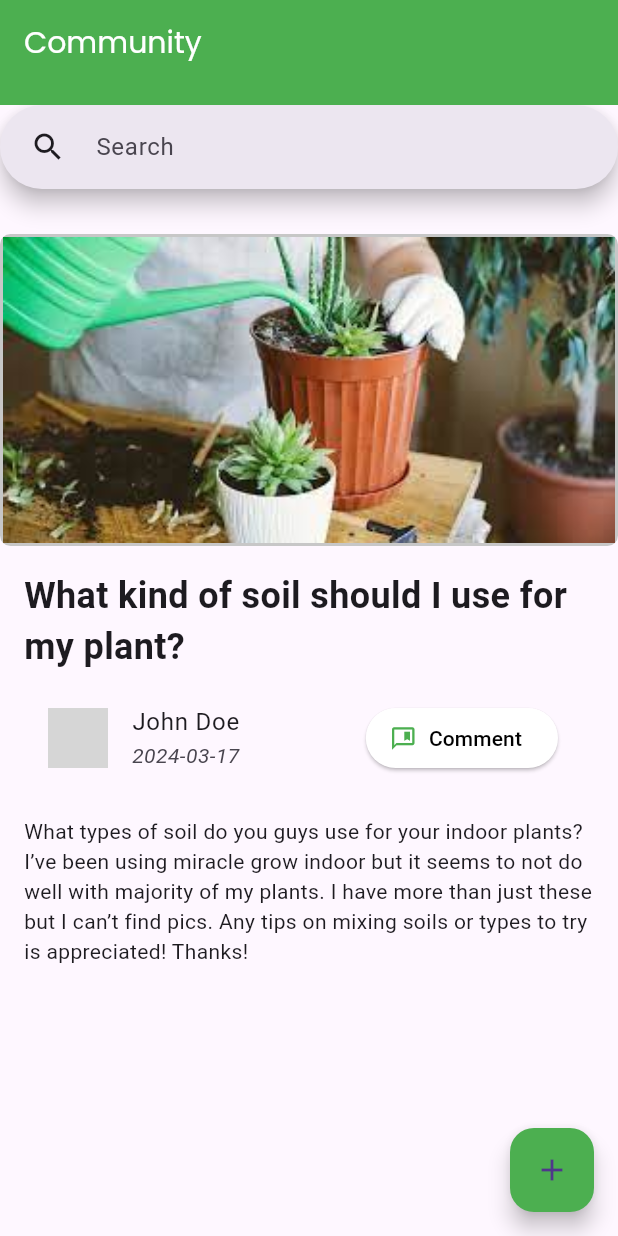
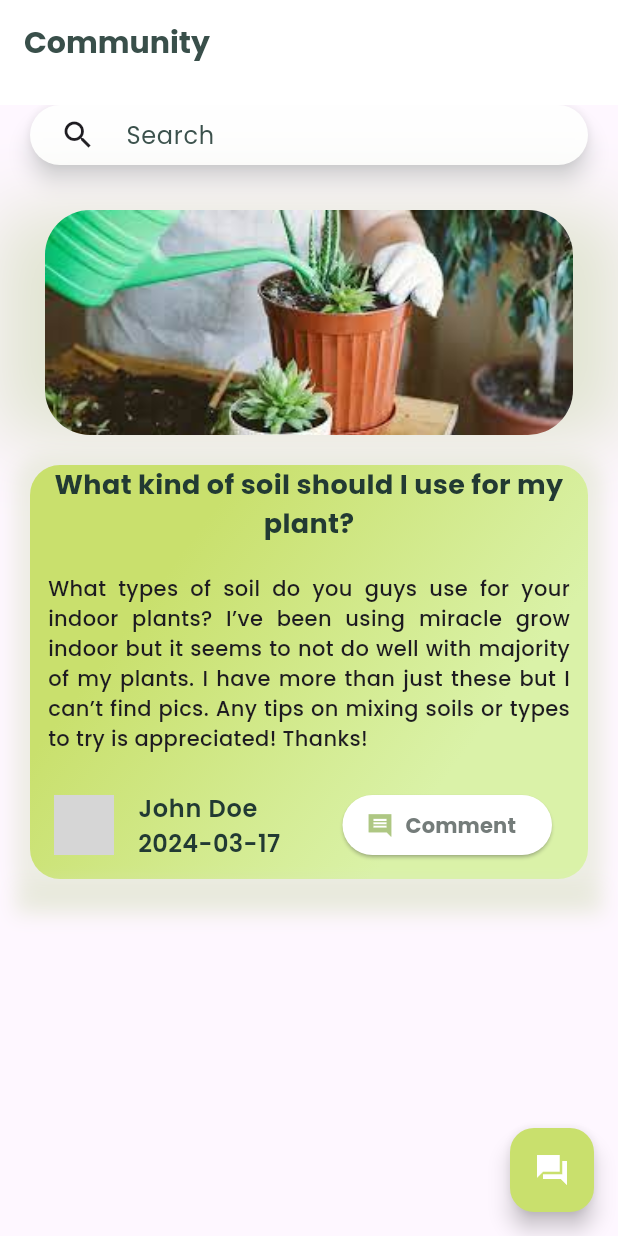
Before and after one commit to ekinalaydin/plant_app, a Flutter app: the PostPage screen opened directly, on a phone screen of 412 x 824 dp. Run offline on Flutter 3.47's test engine with Material 3 defaults, Android fonts, the phone set to English and light mode, and no system bars; our stand-ins replace dropdown_search, get, google_fonts, image_picker; missing offline and left inert: amplify_auth_cognito, amplify_flutter; network calls fail; grey boxes are pictures that could not be loaded.

Commit message:
community page ui is changed

```diff
--- a/lib/screens/community_screen.dart
+++ b/lib/screens/community_screen.dart
@@ -14,7 +14,8 @@ class CommunityScreen extends StatelessWidget {
           reactsCount: 123,
           // viewsCount: 456,
           authorName: 'John Doe',
-          authorProfileImage: 'https://example.com/john_doe.jpg',
+          authorProfileImage:
+              'https://upload.wikimedia.org/wikipedia/commons/5/50/User_icon-cp.svg',
           postDate: DateTime.now(),
         ),
       ),
--- a/lib/widgets/community_posts.dart
+++ b/lib/widgets/community_posts.dart
@@ -11,6 +11,7 @@ class PostPage extends StatefulWidget {
   final String authorName;
   final String authorProfileImage;
   final DateTime postDate;
+
   PostPage({
     required this.postTitle,
     // required this.postSummary,
@@ -29,6 +30,7 @@ class PostPage extends StatefulWidget {
 class _PostPageState extends State<PostPage> {
   TextEditingController _commentController = TextEditingController();
   List<String> _comments = [];
+
   var allItems = List.generate(50, (index) => 'item $index');
   var items = [];
   var searchHistory = [];
@@ -81,12 +83,13 @@ class _PostPageState extends State<PostPage> {
       appBar: PreferredSize(
         preferredSize: const Size.fromHeight(70.0), // here the desired height
         child: AppBar(
-          backgroundColor: Colors.green,
+          backgroundColor: Colors.white,
           title: Text(
             "Community",
             style: GoogleFonts.poppins(
-              color: Colors.white,
+              color: Color.fromRGBO(57, 79, 74, 50),
               fontSize: 20,
+              fontWeight: FontWeight.w700,
             ),
           ),
         ),
@@ -96,77 +99,148 @@ class _PostPageState extends State<PostPage> {
           crossAxisAlignment: CrossAxisAlignment.stretch,
           children: [
             Padding(
-              padding: const EdgeInsets.only(bottom: 30),
+              padding: const EdgeInsets.only(bottom: 30, right: 20, left: 20),
+              child: SizedBox(
+                height: 40,
                 child: SearchBar(
+                  surfaceTintColor: MaterialStateProperty.all(
+                      Color.fromRGBO(245, 246, 246, 1)),
+                  backgroundColor: MaterialStateProperty.all(
+                      Color.fromRGBO(255, 255, 255, 1)),
+                  overlayColor: MaterialStateProperty.all(
+                      Color.fromRGBO(240, 239, 237, 1)),
+                  shadowColor: MaterialStateProperty.all(
+                      Color.fromRGBO(224, 231, 231, 100)),
                   controller: searchController,
                   leading: IconButton(
                     onPressed: () {},
                     icon: Icon(Icons.search),
                   ),
                   hintText: 'Search',
+                  textStyle: MaterialStateProperty.all(GoogleFonts.poppins(
+                    color: Color.fromRGBO(57, 79, 74, 100),
+                  )),
                 ),
               ),
+            ),
+
+            // width: 100,
             Container(
-              decoration: BoxDecoration(
-                color: const Color.fromARGB(255, 199, 199, 199),
-                border: Border.all(
-                  style: BorderStyle.none,
-                  color: Colors.green,
-                  width: 2,
+              decoration: BoxDecoration(boxShadow: [
+                BoxShadow(
+                  color: Color.fromARGB(255, 224, 228, 208),
+                  spreadRadius: 3,
+                  blurRadius: 40,
+                  offset: Offset(0, 2),
                 ),
-                borderRadius: BorderRadius.circular(7),
-              ),
-              width: 300,
+              ]),
+              width: 100,
+              height: 150,
+              child: Padding(
+                padding: const EdgeInsets.only(left: 30.0, right: 30),
+                child: ClipRRect(
+                  borderRadius: BorderRadius.circular(30),
                   child: Image.asset(
                     "lib/assets/images/plant.jpeg",
                     fit: BoxFit.cover,
                     alignment: Alignment.topCenter,
                   ),
                 ),
+              ),
+            ),
 
             Padding(
-              padding: const EdgeInsets.all(16.0),
+              padding: const EdgeInsets.only(top: 20.0, right: 20, left: 20),
+              child: Container(
+                decoration: BoxDecoration(
+                    border: Border.symmetric(),
+                    borderRadius: BorderRadius.circular(20),
+                    gradient: LinearGradient(
+                      colors: [
+                        Color.fromARGB(255, 201, 224, 109),
+                        Color.fromARGB(255, 218, 242, 168)
+                      ],
+                      stops: [0.25, 0.75],
+                      begin: Alignment.topLeft,
+                      end: Alignment.bottomRight,
+                    ),
+                    boxShadow: [
+                      BoxShadow(
+                        color: Color.fromRGBO(220, 226, 201, 0.498),
+                        spreadRadius: 10,
+                        blurRadius: 10,
+                        offset: Offset(0, 4),
+                      ),
+                    ]),
                 child: Column(
                   crossAxisAlignment: CrossAxisAlignment.start,
                   children: [
                     Text(
                       widget.postTitle,
-                    style: TextStyle(fontSize: 24, fontWeight: FontWeight.bold),
+                      textAlign: TextAlign.center,
+                      style: GoogleFonts.poppins(
+                          fontWeight: FontWeight.w700,
+                          fontSize: 18,
+                          color: Color.fromRGBO(34, 58, 51, 40)),
                     ),
                     SizedBox(height: 8),
-                  // Text(widget.postSummary),
+                    // SizedBox(height: 16),
+                    Padding(
+                      padding: const EdgeInsets.all(12.0),
+                      child: Text(
+                        widget.postBody,
+                        textAlign: TextAlign.justify,
+                        style: GoogleFonts.poppins(
+                          fontWeight: FontWeight.w500,
+                          fontSize: 14,
+                        ),
+                      ),
+                    ), // Text(widget.postSummary),
                     ListTile(
                       leading: CircleAvatar(
-                      backgroundImage: NetworkImage(widget.authorProfileImage),
+                        backgroundColor: Colors.white,
+                        backgroundImage:
+                            NetworkImage(widget.authorProfileImage),
                       ),
-                    title: Text(widget.authorName),
+                      title: Text(
+                        widget.authorName,
+                        style: GoogleFonts.poppins(
+                            fontWeight: FontWeight.w600,
+                            fontSize: 16,
+                            color: Color.fromRGBO(34, 58, 51, 50)),
+                      ),
                       subtitle: Text(
                           widget.postDate.toLocal().toString().split(' ')[0],
                           textAlign: TextAlign.start,
-                      style: TextStyle(
-                        fontStyle: FontStyle.italic,
-                      ),
-                    ),
+                          style: GoogleFonts.poppins(
+                              fontWeight: FontWeight.w600,
+                              fontSize: 16,
+                              color: Color.fromRGBO(34, 58, 51, 50))),
                       trailing: ElevatedButton.icon(
                         style: ElevatedButton.styleFrom(
-                          backgroundColor: Colors.white),
-                      icon: Icon(
-                        Icons.comment_bank_outlined,
-                        color: Colors.green,
-                      ),
+                            backgroundColor: Colors.white,
+                            shadowColor: Color.fromRGBO(70, 75, 75, 0.612)),
+                        icon: Icon(Icons.comment_sharp,
+                            color: Color.fromRGBO(174, 199, 131, 1)),
                         onPressed: () {
                           // Show comment text box
                           showDialog(
                             context: context,
                             builder: (context) {
                               return AlertDialog(
-                              title: Text('Add a Comment'),
+                                backgroundColor:
+                                    Color.fromRGBO(224, 231, 231, 1),
+                                title: Text(
+                                  'Add a Comment',
+                                  style: GoogleFonts.poppins(),
+                                ),
                                 content: Material(
                                   type: MaterialType.transparency,
                                   child: TextField(
                                     controller: _commentController,
                                     decoration: InputDecoration(
                                       hintText: 'Write your comment...',
+                                      hintStyle: GoogleFonts.poppins(),
                                     ),
                                   ),
                                 ),
@@ -175,11 +249,26 @@ class _PostPageState extends State<PostPage> {
                                     onPressed: () {
                                       Navigator.pop(context); // Close dialog
                                     },
-                                  child: Text('Cancel'),
+                                    child: Text(
+                                      'Cancel',
+                                      style: GoogleFonts.poppins(
+                                          color: const Color.fromARGB(
+                                              179, 0, 0, 0),
+                                          fontWeight: FontWeight.bold),
+                                    ),
+                                  ),
+                                  SizedBox(
+                                    height: 8,
                                   ),
                                   ElevatedButton(
                                     onPressed: _submitComment,
-                                  child: Text('Submit'),
+                                    child: Text(
+                                      'Submit',
+                                      style: GoogleFonts.poppins(
+                                          color: const Color.fromARGB(
+                                              179, 0, 0, 0),
+                                          fontWeight: FontWeight.bold),
+                                    ),
                                   ),
                                 ],
                               );
@@ -188,42 +277,54 @@ class _PostPageState extends State<PostPage> {
                         },
                         label: Text(
                           'Comment',
-                        style: TextStyle(color: Colors.black),
+                          style: GoogleFonts.poppins(
+                              fontWeight: FontWeight.bold,
+                              color: Color.fromRGBO(116, 124, 122, 1)),
+                        ),
+                      ),
+                    ),
+                  ],
                 ),
               ),
             ),
 
-                  SizedBox(height: 16),
-                  Text(widget.postBody),
-                ],
+            Padding(
+              padding: const EdgeInsets.only(left: 20.0, right: 20, top: 10),
+              child: Container(
+                decoration: BoxDecoration(boxShadow: [
+                  BoxShadow(
+                    color: Color.fromRGBO(220, 226, 201, 0.498),
+                    spreadRadius: 10,
+                    blurRadius: 10,
+                    offset: Offset(0, 4),
                   ),
-            ),
-
-            // Post statistics
-
-            // Post author details
-
-            // Row(
-            //   mainAxisAlignment: MainAxisAlignment.spaceAround,
-            //   children: [
-            //     Text('Reacts: ${widget.reactsCount}'),
-            //     // Text('Views: ${widget.viewsCount}'),
-            //   ],
-            // ),
-
-            Column(
-              crossAxisAlignment: CrossAxisAlignment.start,
+                ]),
+                child: Column(
+                  // crossAxisAlignment: CrossAxisAlignment.center,
                   children: _comments.map(
                     (comment) {
-                  return ListTile(
+                      return Container(
+                        decoration: BoxDecoration(
+                            border: Border.symmetric(
+                                horizontal: BorderSide(
+                          width: 1,
+                          style: BorderStyle.solid,
+                          color: Color.fromRGBO(57, 79, 74, 100),
+                        ))),
+                        child: ListTile(
                           leading: CircleAvatar(
-                      backgroundImage: NetworkImage(widget.authorProfileImage),
+                            backgroundColor: Colors.white,
+                            backgroundImage:
+                                NetworkImage(widget.authorProfileImage),
                           ),
                           title: Text(widget.authorName),
                           subtitle: Text(comment),
+                        ),
                       );
                     },
                   ).toList(),
+                ),
+              ),
             ),
           ],
         ),
@@ -239,8 +340,11 @@ class _PostPageState extends State<PostPage> {
             ),
           );
         },
-        backgroundColor: Colors.green,
-        child: Icon(Icons.add),
+        backgroundColor: Color.fromARGB(255, 201, 224, 109),
+        child: Icon(
+          Icons.question_answer_sharp,
+          color: Color.fromRGBO(255, 255, 255, 1),
+        ),
       ),
     );
   }
```
Lines whose indentation alone changed are shown as unchanged.
